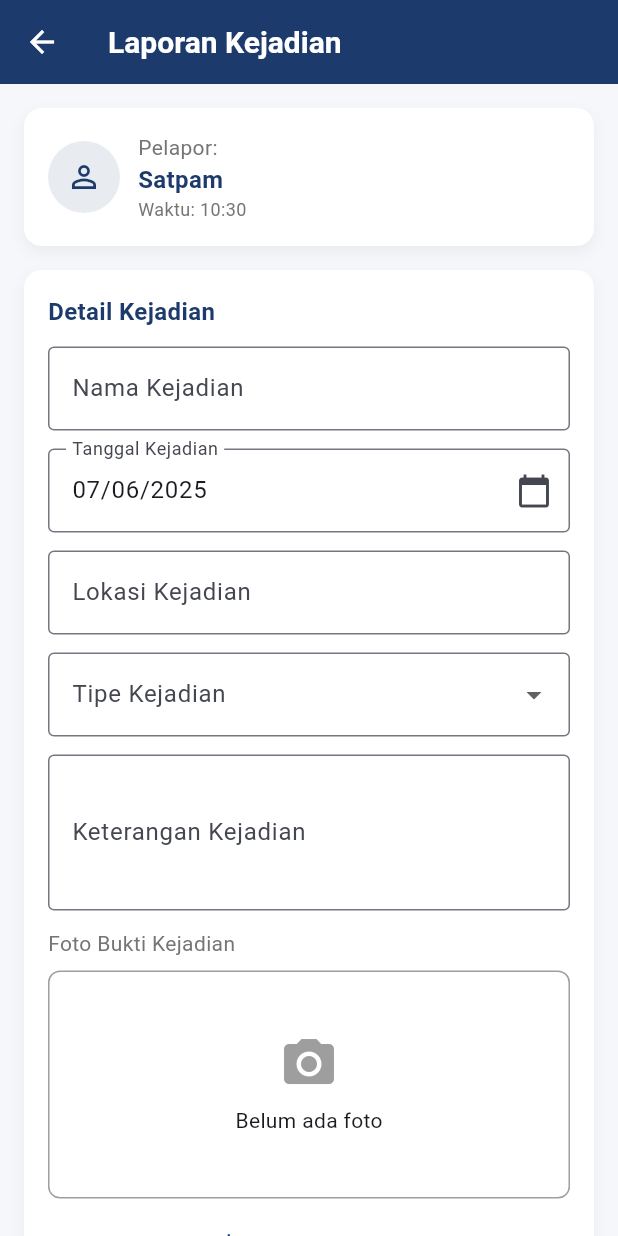
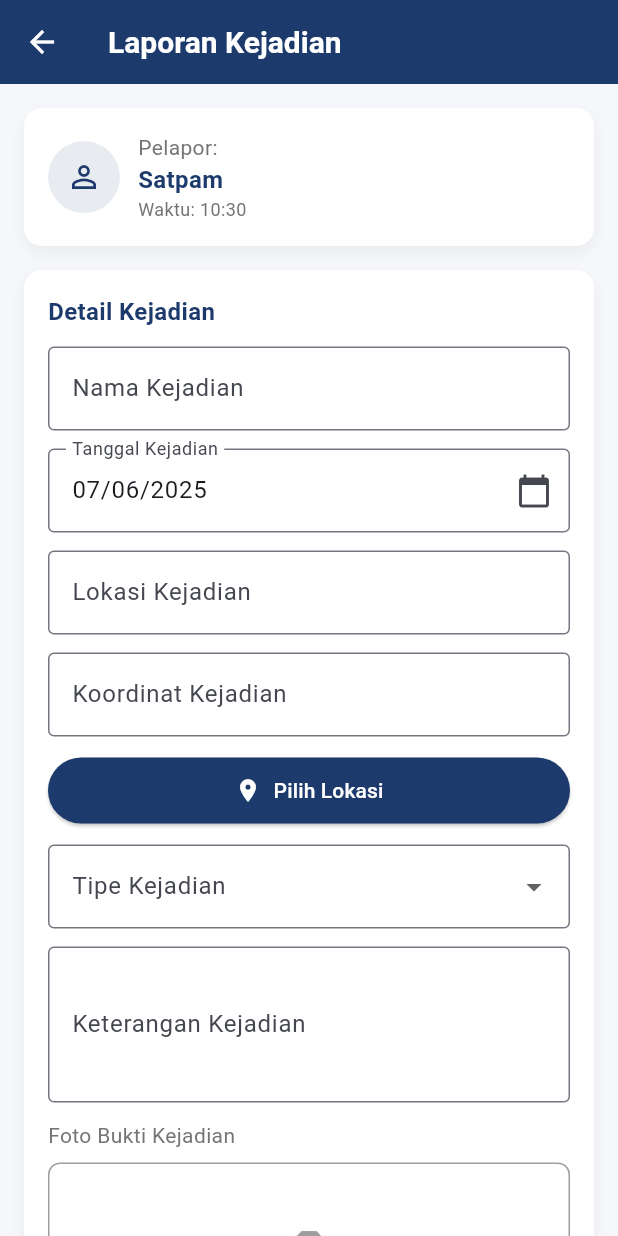
Before and after one commit to RioJonathanWijaya/ciputra_patroli_app, a Flutter app: the KejadianInputPage screen opened by its route, on a phone screen of 412 x 824 dp. Run offline on Flutter 3.47's test engine with Material 3 defaults, Android fonts, the phone set to English and light mode, and no system bars; our stand-ins replace firebase_auth, firebase_core, firebase_database, firebase_messaging, flutter_local_notifications, flutter_map and 8 more; missing offline and left inert: flutter_map_location_marker; accounts and stored records are empty.

Commit message:
feat(add map latitude and longitude to kejadian input)

```diff
--- a/lib/models/kejadian.dart
+++ b/lib/models/kejadian.dart
@@ -3,6 +3,8 @@ class Kejadian {
   final String namaKejadian;
   final DateTime tanggalKejadian;
   final String lokasiKejadian;
+  final double? latitude;
+  final double? longitude;
   final String tipeKejadian;
   final String keterangan;
   final List<String>? fotoBuktiUrls;
@@ -23,6 +25,8 @@ class Kejadian {
     required this.namaKejadian,
     required this.tanggalKejadian,
     required this.lokasiKejadian,
+    this.latitude,
+    this.longitude,
     required this.tipeKejadian,
     required this.keterangan,
     this.fotoBuktiUrls,
@@ -55,6 +59,8 @@ class Kejadian {
       tanggalKejadian:
           DateTime.tryParse(map['tanggal_kejadian'] ?? '') ?? DateTime.now(),
       lokasiKejadian: map['lokasi_kejadian'] ?? '',
+      latitude: map['latitude']?.toDouble() ?? 0.0,
+      longitude: map['longitude']?.toDouble() ?? 0.0,
       tipeKejadian: map['tipe_kejadian'] ?? '',
       keterangan: map['keterangan'] ?? '',
       fotoBuktiUrls: fotoUrls,
@@ -80,6 +86,8 @@ class Kejadian {
         namaKejadian: '',
         tanggalKejadian: DateTime.now(),
         lokasiKejadian: '',
+        latitude: null,
+        longitude: null,
         tipeKejadian: '',
         keterangan: '',
         fotoBuktiUrls: [],
@@ -102,6 +110,8 @@ class Kejadian {
       'nama_kejadian': namaKejadian,
       'tanggal_kejadian': tanggalKejadian.toIso8601String(),
       'lokasi_kejadian': lokasiKejadian,
+      'latitude': latitude ?? 0.0,
+      'longitude': longitude,
       'tipe_kejadian': tipeKejadian,
       'keterangan': keterangan,
       'foto_bukti_kejadian': fotoBuktiUrls ?? [],
--- a/lib/views/kejadian/kejadian_input_page.dart
+++ b/lib/views/kejadian/kejadian_input_page.dart
@@ -9,6 +9,8 @@ import 'package:ciputra_patroli/viewModel/kejadian_viewModel.dart';
 import 'package:ciputra_patroli/viewModel/login_viewModel.dart';
 import 'package:ciputra_patroli/services/navigation_service.dart';
 import 'package:ciputra_patroli/services/api_service.dart';
+import 'package:ciputra_patroli/widgets/maps/kejadian_map_picker.dart';
+import 'package:latlong2/latlong.dart';
 
 class KejadianInputPage extends StatefulWidget {
   const KejadianInputPage({super.key});
@@ -32,12 +34,14 @@ class _KejadianInputPageState extends State<KejadianInputPage> {
   final TextEditingController _alamatKorbanController = TextEditingController();
   final TextEditingController _keteranganKorbanController =
       TextEditingController();
+  final TextEditingController _coordinateController = TextEditingController();
 
   DateTime? _selectedDate;
   bool _isKecelakaan = false;
   bool _isPencurian = false;
   bool _isNotifikasi = false;
   String? _selectedTipeKejadian;
+  LatLng? _selectedLocation;
 
   List<String> tipeKejadianOptions = ['Ringan', 'Sedang', 'Berat', 'Kritis'];
 
@@ -58,6 +62,7 @@ class _KejadianInputPageState extends State<KejadianInputPage> {
     _namaKorbanController.dispose();
     _alamatKorbanController.dispose();
     _keteranganKorbanController.dispose();
+    _coordinateController.dispose();
     super.dispose();
   }
 
@@ -195,7 +200,9 @@ class _KejadianInputPageState extends State<KejadianInputPage> {
             satpamNama: loginVM.satpam?.nama ?? 'Satpam',
             waktuLaporan: DateTime.now(),
             waktuSelesai: null,
-            status: "Aktif");
+            status: "Aktif",
+            latitude: _selectedLocation?.latitude,
+            longitude: _selectedLocation?.longitude);
 
         // Save kejadian with photo URLs
         final result = await kejadianVM.saveKejadian(kejadian);
@@ -393,6 +400,57 @@ class _KejadianInputPageState extends State<KejadianInputPage> {
                         return null;
                       },
                     ),
+                    const SizedBox(height: 12),
+                    TextFormField(
+                      controller: _coordinateController,
+                      decoration: const InputDecoration(
+                        labelText: 'Koordinat Kejadian',
+                        border: OutlineInputBorder(),
+                      ),
+                    ),
+                    const SizedBox(height: 12),
+                    Row(
+                      children: [
+                        Expanded(
+                          child: ElevatedButton.icon(
+                            onPressed: () async {
+                              await Navigator.push(
+                                context,
+                                MaterialPageRoute(
+                                  builder: (context) => KejadianMapPicker(
+                                    onLocationSelected: (location) {
+                                      setState(() {
+                                        _selectedLocation = location;
+                                        _coordinateController.text =
+                                            '${location.latitude.toStringAsFixed(6)}, ${location.longitude.toStringAsFixed(6)}';
+                                      });
+                                      Navigator.of(context).pop();
+                                    },
+                                  ),
+                                ),
+                              );
+                            },
+                            icon: const Icon(Icons.location_on),
+                            label: const Text('Pilih Lokasi'),
+                            style: ElevatedButton.styleFrom(
+                              backgroundColor: const Color(0xFF1C3A6B),
+                              foregroundColor: Colors.white,
+                              padding: const EdgeInsets.symmetric(vertical: 12),
+                            ),
+                          ),
+                        ),
+                      ],
+                    ),
+                    if (_selectedLocation != null) ...[
+                      const SizedBox(height: 8),
+                      Text(
+                        'Koordinat: ${_selectedLocation!.latitude.toStringAsFixed(6)}, ${_selectedLocation!.longitude.toStringAsFixed(6)}',
+                        style: const TextStyle(
+                          color: Color(0xFF757575),
+                          fontSize: 12,
+                        ),
+                      ),
+                    ],
                     const SizedBox(height: 12),
                     DropdownButtonFormField<String>(
                       value: _selectedTipeKejadian,
```
Also changed, not shown: lib/widgets/maps/kejadian_map_picker.dart (added, +67 -0 lines).
